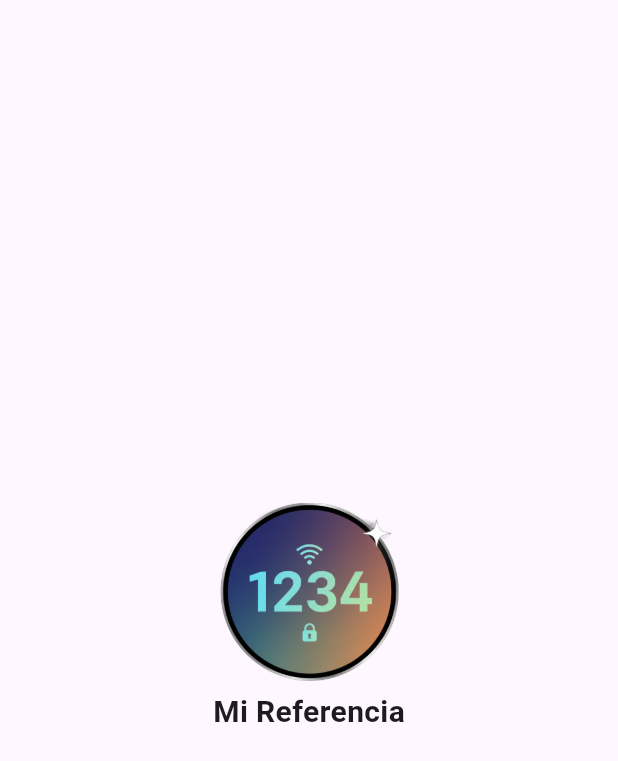
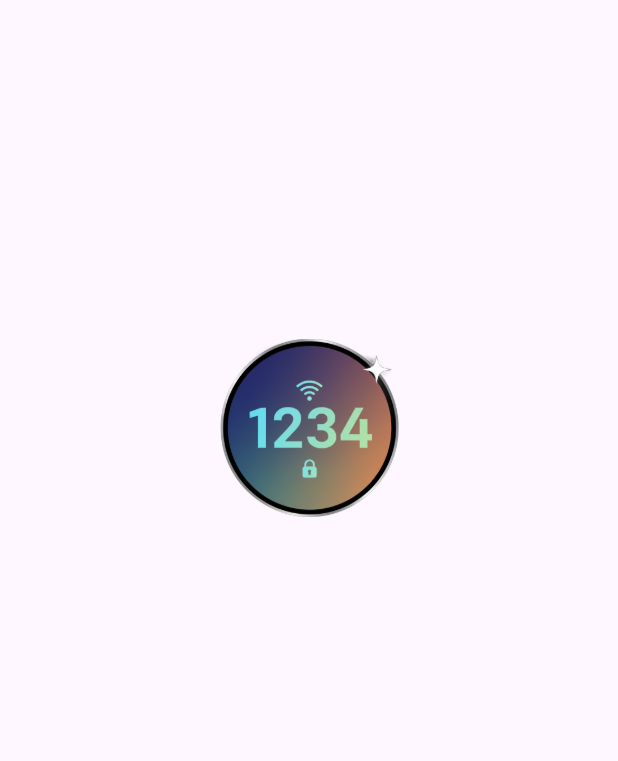
Before and after one commit to NightmareFox12/mi-referencia, a Flutter app: the first screen one second after launch, on a phone screen of 412 x 824 dp. Shown: the top 761 px of the screen. Run offline on Flutter 3.47's test engine with Material 3 defaults, Android fonts, the phone set to English and light mode, and no system bars; our stand-ins replace flutter_hooks.

Commit message:
Refactor SplashScreen to use animation controller and improve layout with stacking; update navigation to HomeScreen after animation completes

```diff
--- a/lib/presentation/splash/splash_screen.dart
+++ b/lib/presentation/splash/splash_screen.dart
@@ -7,13 +7,27 @@ class SplashScreen extends HookWidget {
 
   @override
   Widget build(BuildContext context) {
+    //states
+    late final opacity = useState<double>(0);
+
+    final controller = useAnimationController(
+      duration: const Duration(seconds: 2),
+    );
+
+    late final Animation<AlignmentGeometry> animation =
+        Tween<AlignmentGeometry>(
+          begin: Alignment.topCenter,
+          end: Alignment.center,
+        ).animate(
+          CurvedAnimation(parent: controller, curve: Curves.decelerate),
+        );
+
     useEffect(() {
-      Future.delayed(Duration(seconds: 1), () {
-        if (context.mounted) {
-          Navigator.pushReplacement(
-            context,
-            MaterialPageRoute(builder: (context) => HomeScreen()),
-          );
+      controller.forward();
+
+      controller.addStatusListener((status) {
+        if (status == AnimationStatus.completed) {
+          opacity.value = 1;
         }
       });
       return null;
@@ -22,18 +36,45 @@ class SplashScreen extends HookWidget {
     return MaterialApp(
       home: Scaffold(
         body: SafeArea(
-          child: Center(
-            child: Column(
-              mainAxisAlignment: MainAxisAlignment.center,
-              spacing: 6,
-              children: [
-                Image.asset('assets/images/logo.png', width: 120, height: 120),
-                Text(
-                  'Mi Referencia',
-                  style: TextStyle(fontSize: 20, fontWeight: FontWeight.bold),
-                ),
-              ],
-            ),
+          child: Stack(
+            children: [
+              Stack(
+                children: [
+                  Stack(
+                    children: [
+                      AlignTransition(
+                        alignment: animation,
+                        child: Image.asset(
+                          'assets/images/logo.png',
+                          width: 120,
+                          height: 120,
+                        ),
+                      ),
+                    ],
+                  ),
+                  Align(
+                    child: Padding(
+                      padding: const EdgeInsets.only(top: 160),
+                      child: AnimatedOpacity(
+                        opacity: opacity.value,
+                        duration: const Duration(seconds: 1),
+                        onEnd: () => Navigator.pushReplacement(
+                          context,
+                          MaterialPageRoute(builder: (context) => HomeScreen()),
+                        ),
+                        child: Text(
+                          'Mi Referencia',
+                          style: TextStyle(
+                            fontSize: 20,
+                            fontWeight: FontWeight.bold,
+                          ),
+                        ),
+                      ),
+                    ),
+                  ),
+                ],
+              ),
+            ],
           ),
         ),
       ),
```
